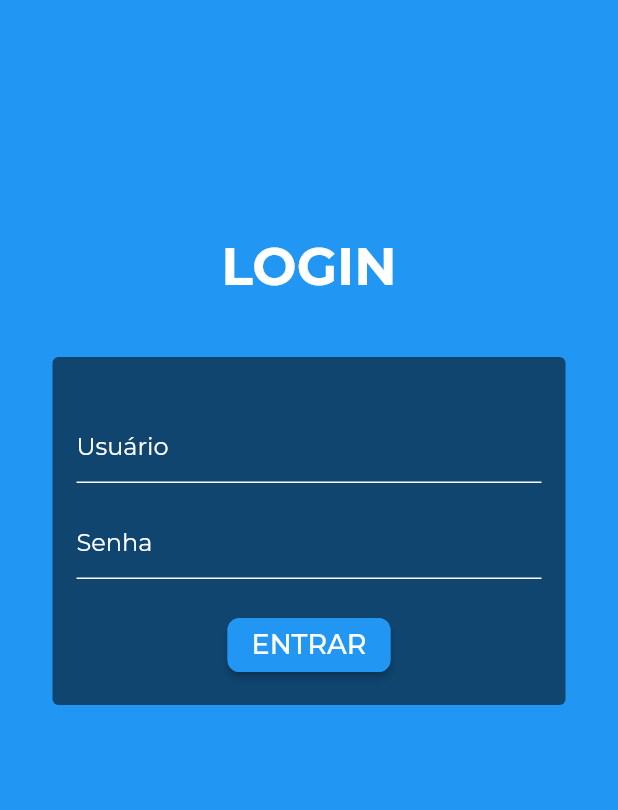
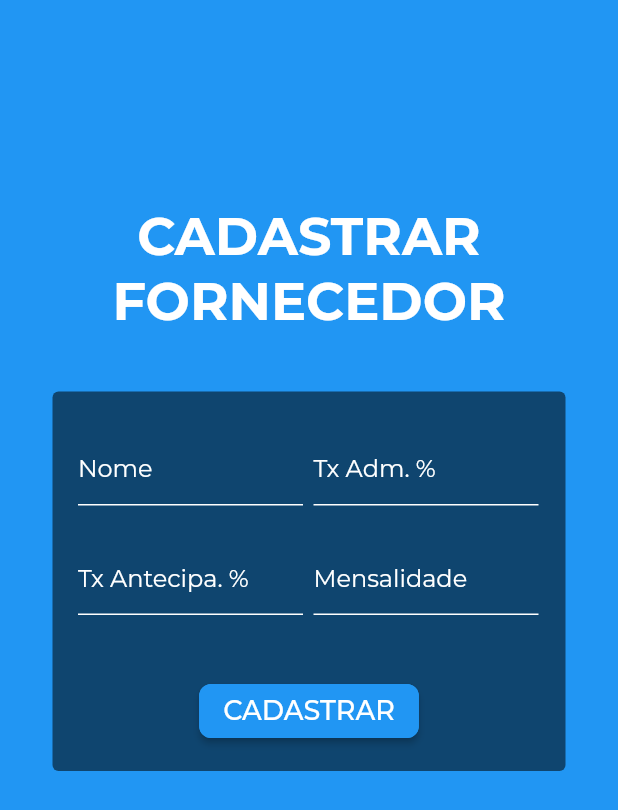
Before and after one commit to Get-profit/mobile, a Flutter app: the screen it shows after launch, on a phone screen of 412 x 824 dp. Shown: the top 810 px of the screen. Run offline on Flutter 3.47's test engine with Material 2 defaults, Android fonts, the phone set to English and light mode, and no system bars; our stand-ins replace google_fonts.

Commit message:
ProductScreen + ProviderScreen

```diff
--- a/get_profit/lib/main.dart
+++ b/get_profit/lib/main.dart
@@ -1,6 +1,8 @@
 import 'package:flutter/material.dart';
 import 'package:get_profit/screens/home_screen.dart';
 import 'package:get_profit/screens/login_screen.dart';
+import 'package:get_profit/screens/product_screen.dart';
+import 'package:get_profit/screens/provider_screen.dart';
 import 'package:google_fonts/google_fonts.dart';
 import 'package:path_provider/path_provider.dart';
 import 'package:scoped_model/scoped_model.dart';
@@ -8,7 +10,7 @@ import 'package:scoped_model/scoped_model.dart';
 
 void main() async{
   runApp(MaterialApp(
-    home: LoginScreen(),
+    home: ProviderScreen(),
     theme: ThemeData(
         textTheme: GoogleFonts.montserratTextTheme(),
         hintColor: Colors.white,
--- a/get_profit/lib/screens/login_screen.dart
+++ b/get_profit/lib/screens/login_screen.dart
@@ -7,11 +7,14 @@ class LoginScreen extends StatelessWidget {
         appBar: AppBar(
           elevation: 0,
           backgroundColor: Colors.blue,
+          iconTheme: IconThemeData(
+            color: Colors.white,
+          ),
         ),
         backgroundColor: Colors.blue,
         body:
         ListView(
-          padding: EdgeInsets.only(top: 100),
+          padding: EdgeInsets.only(top: 80),
           children: <Widget>[
             Center(
                 child: Text("LOGIN",
@@ -33,21 +36,23 @@ class LoginScreen extends StatelessWidget {
                                 SizedBox(height: 20,),
                                 TextFormField(
                                   decoration: InputDecoration(
-                                      hintText: "Usuário",
+                                      hintText: "USUÁRIO",
                                       enabledBorder: UnderlineInputBorder(
                                           borderSide:
                                           (BorderSide(color: Colors.white)))),
+                                  style: TextStyle(color: Colors.white),
                                 ),
                                 SizedBox(
                                   height: 16,
                                 ),
                                 TextFormField(
                                   decoration: InputDecoration(
-                                      hintText: "Senha",
+                                      hintText: "SENHA",
                                       enabledBorder: UnderlineInputBorder(
                                           borderSide:
                                           (BorderSide(color: Colors.white)))),
                                   obscureText: true,
+                                  style: TextStyle(color: Colors.white),
                                 ),
                                 SizedBox(
                                   height: 20,
--- /dev/null
+++ b/get_profit/lib/screens/provider_screen.dart
@@ -0,0 +1,138 @@
+import 'package:flutter/material.dart';
+
+class ProviderScreen extends StatelessWidget {
+  @override
+  Widget build(BuildContext context) {
+    return Scaffold(
+      appBar: AppBar(
+        elevation: 0,
+        backgroundColor: Colors.blue,
+        iconTheme: IconThemeData(
+          color: Colors.white,
+        ),
+      ),
+      backgroundColor: Colors.blue,
+      body:
+      ListView(
+        padding: EdgeInsets.only(top: 80),
+        children: <Widget>[
+          Padding(
+            padding: EdgeInsets.only(left: 10,right: 10),
+            child:Align(
+                alignment: Alignment.center,
+                child: Text("CADASTRAR FORNECEDOR",
+                  style: TextStyle(
+                      color: Colors.white, fontSize: 35, fontWeight: FontWeight.bold),
+                  textAlign: TextAlign.center,)
+            ),
+          ),
+
+          SizedBox(height: 35,),
+          Center(
+              child: Container(
+                  width: 350,
+                  child: Card(
+                    elevation: 0,
+                    color: Colors.black54,
+                    child: Form(
+                        child: Padding(
+                          padding: EdgeInsets.all(16),
+                          child: Column(
+                            crossAxisAlignment: CrossAxisAlignment.center,
+                            children: <Widget>[
+                              SizedBox(height: 12,),
+                              Row(
+                                children: <Widget>[
+                                  Padding(
+                                    padding: EdgeInsets.only(left: 1),
+                                    child: Container(
+                                      alignment: Alignment.center,
+                                      width: 150,
+                                      child:TextFormField(
+                                        decoration: InputDecoration(
+                                            hintText: "Nome",
+                                            enabledBorder: UnderlineInputBorder(
+                                                borderSide:
+                                                (BorderSide(color: Colors.white)))),
+                                        style: TextStyle(color: Colors.white),
+                                      ),
+                                    ),
+                                  ),
+                                  Padding(
+                                    padding: EdgeInsets.only(left: 7),
+                                    child: Container(
+                                      alignment: Alignment.center,
+                                      width: 150,
+                                      child:TextFormField(
+                                        decoration: InputDecoration(
+                                            hintText: "Tx Adm. %",
+                                            enabledBorder: UnderlineInputBorder(
+                                                borderSide:
+                                                (BorderSide(color: Colors.white)))),
+                                        style: TextStyle(color: Colors.white),
+                                        keyboardType: TextInputType.number
+                                      ),
+                                    ),
+                                  ),
+                                ],
+                              ),
+                              SizedBox(height: 25,),
+                              Row(
+                                children: <Widget>[
+                                  Padding(
+                                    padding: EdgeInsets.only(left: 1),
+                                    child: Container(
+                                      alignment: Alignment.center,
+                                      width: 150,
+                                      child:TextFormField(
+                                        decoration: InputDecoration(
+                                            hintText: "Tx Antecipa. %",
+                                            enabledBorder: UnderlineInputBorder(
+                                                borderSide:
+                                                (BorderSide(color: Colors.white)))),
+                                        style: TextStyle(color: Colors.white),
+                                      ),
+                                    ),
+                                  ),
+                                  Padding(
+                                    padding: EdgeInsets.only(left: 7),
+                                    child: Container(
+                                      alignment: Alignment.center,
+                                      width: 150,
+                                      child:TextFormField(
+                                          decoration: InputDecoration(
+                                              hintText: "Mensalidade",
+                                              enabledBorder: UnderlineInputBorder(
+                                                  borderSide:
+                                                  (BorderSide(color: Colors.white)))),
+                                          style: TextStyle(color: Colors.white),
+                                          keyboardType: TextInputType.number
+                                      ),
+                                    ),
+                                  ),
+                                ],
+                              ),
+                              SizedBox(
+                                height: 40,
+                              ),
+                              RaisedButton(
+                                child: Text(
+                                  "CADASTRAR",
+                                  style: TextStyle(color: Colors.white,fontSize: 18),
+                                ),
+                                color: Colors.blue,
+                                shape: RoundedRectangleBorder(
+                                    borderRadius: BorderRadius.circular(8),
+                                    side: BorderSide(color: Colors.blue)),
+                                onPressed: (){},
+                              )
+                            ],
+                          ),
+                        )),
+                  ))
+          ),
+        ],
+      ),
+    );
+  }
+}
```
Also changed, not shown: get_profit/lib/screens/home_screen.dart (+7 -1 lines), get_profit/lib/screens/product_screen.dart (added, +87 -0 lines).
